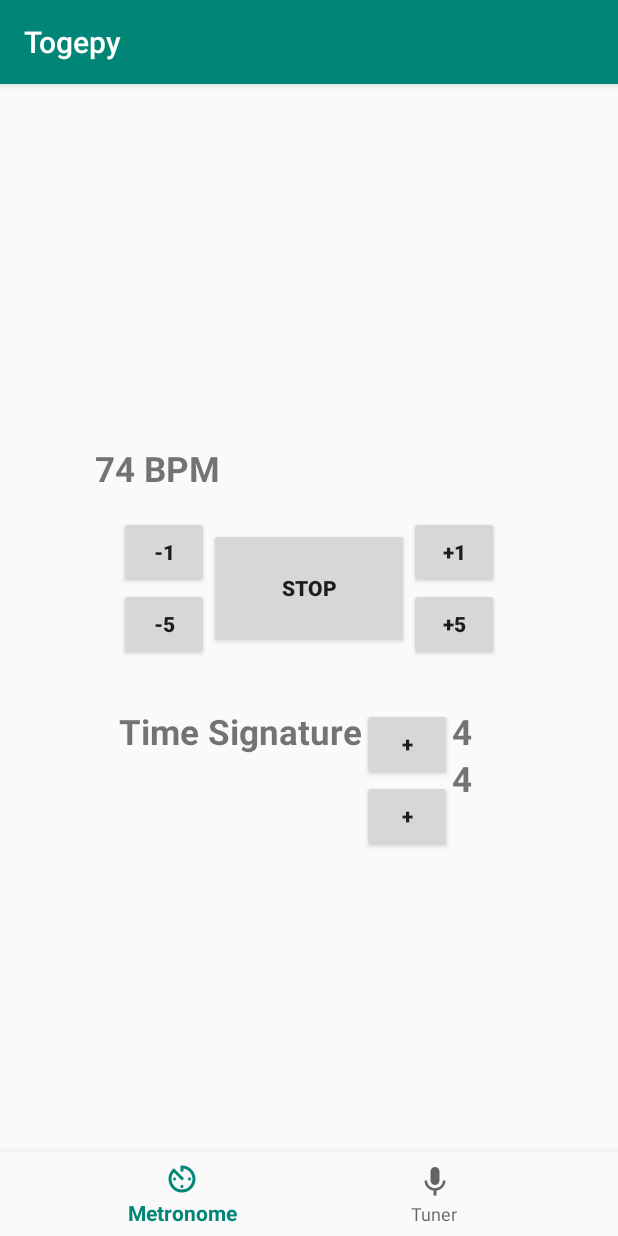
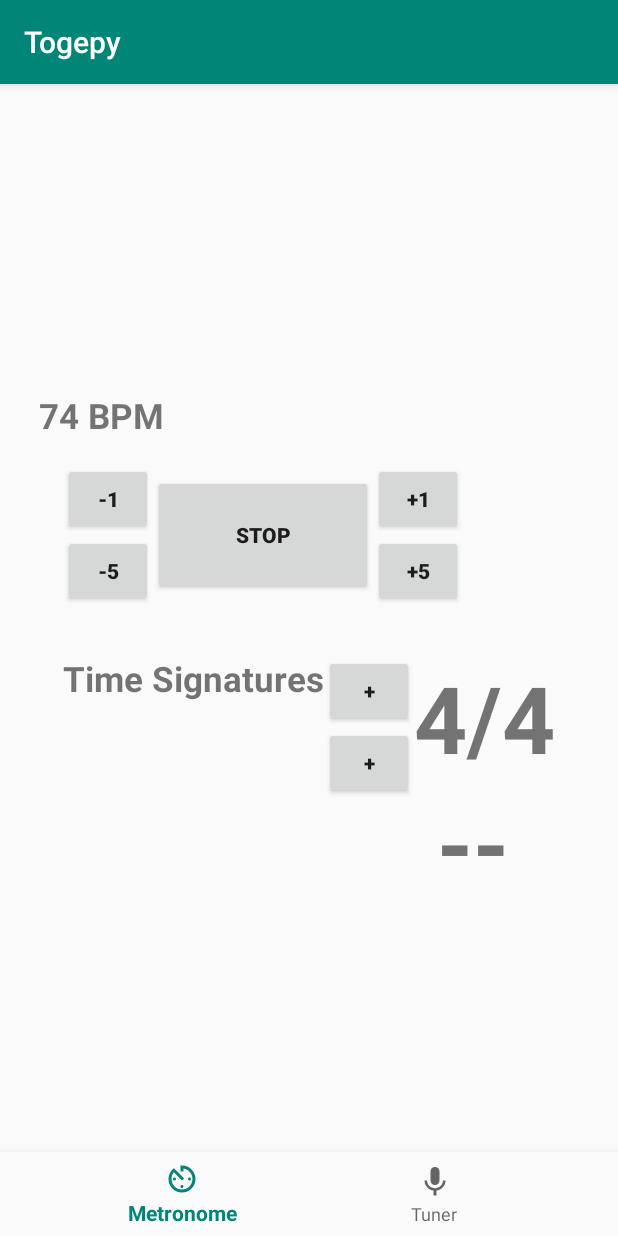
Before and after one commit to andredxc/embarcados, an Android app: the screen it shows after launch (MainActivity), after a tap on "START", on a phone screen of 412 x 824 dp. Run offline under Robolectric (Android 15) with nearby library versions, the phone set to English and light mode, and no system bars.

Commit message:
second time signature and some cleaning

```diff
--- a/togepy/app/src/main/java/com/example/togepy/Metronome.java
+++ b/togepy/app/src/main/java/com/example/togepy/Metronome.java
@@ -15,7 +15,7 @@ public class Metronome {
 
     private final int MAX_BPM = 200;
     private final int MAX_TS = 20;
-    private int _timeSignature1, _timeSignature2;
+    private int _timeSignature1, _timeSignature2, _currentTimeSignature;
     private int _bpm, _accentNote, _currentNote;
     private boolean _isRunning;
     private long _lastTickTime, _tickPeriodMs;
@@ -24,6 +24,7 @@ public class Metronome {
     private MediaPlayer _mediaPlayer = null, _accentMediaPlayer = null;
     private TextView _bpmTextView = null;
     private TextView _timeSignatureTopTextView = null;
+    private TextView _timeSignatureBottomTextView = null;
 
     public Metronome(){
 
@@ -31,7 +32,8 @@ public class Metronome {
         _isRunning = false;
         _currentNote = 1;
         _timeSignature1 = 4;
-        _timeSignature2 = 4;
+        _timeSignature2 = 0;
+        _currentTimeSignature = 1;
         _accentNote = 1;
     }
 
@@ -111,9 +113,24 @@ public class Metronome {
 
         Log.v("Metronome", "Played note " + _currentNote + " of " + _timeSignature1);
         _currentNote++;
-        if(_currentNote > _timeSignature1){
-            _currentNote = 1;
+        switch (_currentTimeSignature)
+        {
+            case 1:
+                if(_currentNote > _timeSignature1){
+                    _currentNote = 1;
+                    if (_timeSignature2 > 0 )
+                    _currentTimeSignature++;
+                }
+                break;
+
+            case 2:
+                if(_currentNote > _timeSignature2){
+                    _currentNote = 1;
+                    _currentTimeSignature = 1;
+                }
+                break;
         }
+
     }
 
     private void refreshBpmTextView(){
@@ -125,10 +142,27 @@ public class Metronome {
     private void refreshTimeSignatureTopTextView(){
 
         if(_timeSignatureTopTextView != null){
-            _timeSignatureTopTextView.setText(Integer.toString(getTimeSignature1()));
-            Log.v("Time Signature set", "TS = " + _timeSignature1);
+            _timeSignatureTopTextView.setText(Integer.toString(getTimeSignature1()) + "/4");
+            Log.v("Time Signature set", "TS = " + _timeSignature1 + "/4");
         }
         Log.v("Time Signature set", "TS = " + _timeSignature1);
+    }
+
+    private void refreshTimeSignatureBottomTextView(){
+
+        if(_timeSignatureBottomTextView != null){
+            if (getTimeSignature2() == 0)
+            {
+                _timeSignatureBottomTextView.setText(" --");
+            }
+            else
+            {
+                _timeSignatureBottomTextView.setText(Integer.toString(getTimeSignature2()) + "/4");
+
+            }
+            Log.v("Time Signature set", "TS = " + _timeSignature2 + "/4");
+        }
+        Log.v("Time Signature set", "TS = " + _timeSignature2);
     }
 
     private float calculatePrecision(long currentPeriodMs){
@@ -146,6 +180,12 @@ public class Metronome {
 
         _timeSignatureTopTextView = textView;
         refreshTimeSignatureTopTextView();
+    }
+
+    public void setTimeSignatureBottomTextView(TextView textView){
+
+        _timeSignatureBottomTextView = textView;
+        refreshTimeSignatureBottomTextView();
     }
 
     public void setBpm(int bpm){
@@ -169,6 +209,18 @@ public class Metronome {
             Log.v("Time Signature", "TS = " + _timeSignature1 + " not allowed.");
         }
         refreshTimeSignatureTopTextView();
+    }
+
+    public void setTimeSignatureBottom(int ts){
+
+        if(ts < MAX_TS){
+            _timeSignature2 = ts;
+
+        }
+        else{
+            Log.v("Time Signature", "TS = " + _timeSignature2 + " not allowed.");
+        }
+        refreshTimeSignatureBottomTextView();
     }
 
     public void increaseBpm(int value){
@@ -207,11 +259,30 @@ public class Metronome {
         refreshTimeSignatureTopTextView();
     }
 
-    public void setTimeSignature2(int value){ _timeSignature2 = value; }
+    public void setTimeSignature2(int value){
+        _timeSignature2 = value;
+        Log.v("Time Signature", "TS = " + _timeSignature2);
+        if(_isRunning){
+            stop();
+            start(_currentContext);
+        }
+        refreshTimeSignatureBottomTextView();
+    }
 
     public void setAccentNote(int value){
-        if(value <= _timeSignature1)
-            _accentNote = value;
+        switch (_currentTimeSignature)
+        {
+            case 1:
+                if(value <= _timeSignature1)
+                    _accentNote = value;
+                break;
+
+            case 2:
+                if(value <= _timeSignature2)
+                    _accentNote = value;
+                break;
+        }
+
     }
 
     //--------------------------------------------------GETTERS
@@ -222,5 +293,7 @@ public class Metronome {
 
     public int getTimeSignature1(){ return _timeSignature1; }
 
+    public int getTimeSignature2(){ return _timeSignature2; }
+
     public int getAccentNote(){ return _accentNote; }
 }
--- a/togepy/app/src/main/res/layout/activity_main.xml
+++ b/togepy/app/src/main/res/layout/activity_main.xml
@@ -69,7 +69,7 @@
 
             <Button
                 android:id="@+id/activate_metronome"
-                android:layout_width="200px"
+                android:layout_width="220px"
                 android:layout_height="120px"
                 android:layout_gravity="center"
                 android:onClick="activateMetronome"
@@ -116,7 +116,7 @@
             android:id="@+id/timeSignatureTextView"
             android:layout_width="wrap_content"
             android:layout_height="wrap_content"
-            android:text="Time Signature"
+            android:text="Time Signatures"
             android:textSize="35px"
             android:textStyle="bold"
             app:layout_constraintLeft_toLeftOf="parent"
@@ -153,8 +153,8 @@
                     android:layout_width="wrap_content"
                     android:layout_height="wrap_content"
                     android:textStyle="bold"
-                    android:text="4"
-                    android:textSize="35px"
+                    android:text="4/4"
+                    android:textSize="93px"
                     app:layout_constraintRight_toRightOf="parent"
                     app:layout_constraintLeft_toLeftOf="parent"
                     app:layout_constraintBottom_toTopOf="@+id/linearLayout"
@@ -165,8 +165,8 @@
                     android:layout_width="wrap_content"
                     android:layout_height="wrap_content"
                     android:textStyle="bold"
-                    android:text="4"
-                    android:textSize="35px"
+                    android:text=" --"
+                    android:textSize="93px"
                     app:layout_constraintRight_toRightOf="parent"
                     app:layout_constraintLeft_toLeftOf="parent"
                     app:layout_constraintBottom_toTopOf="@+id/linearLayout"
```
Also changed, not shown: togepy/app/src/main/java/com/example/togepy/MainActivity.java (+9 -1 lines).
